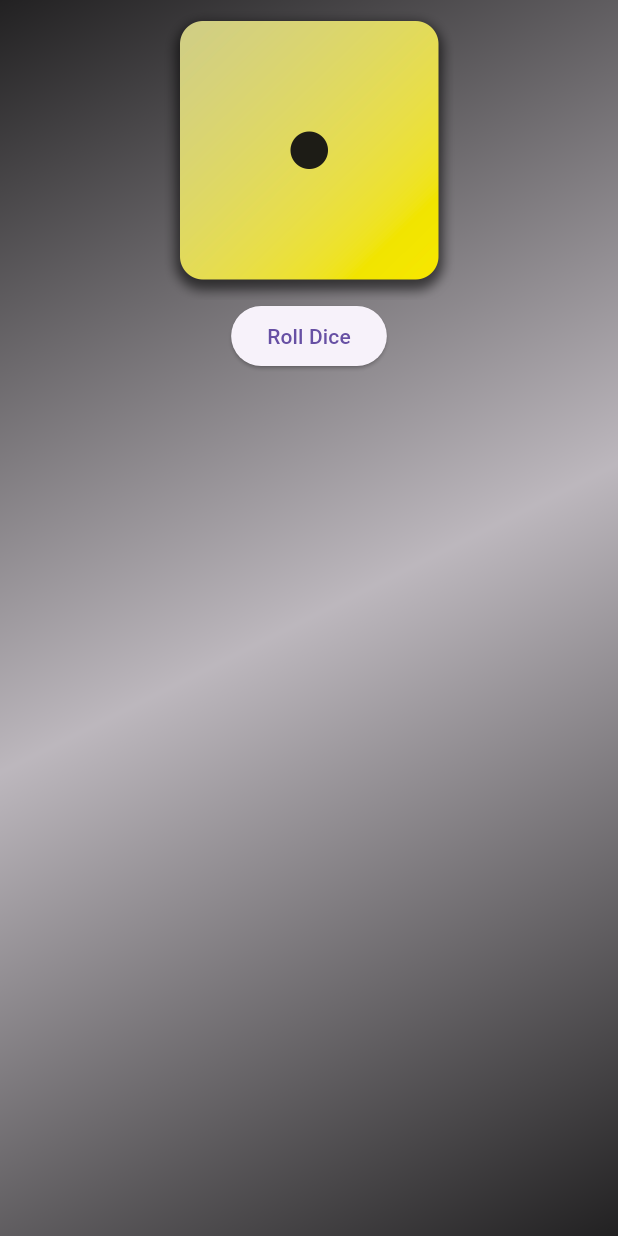
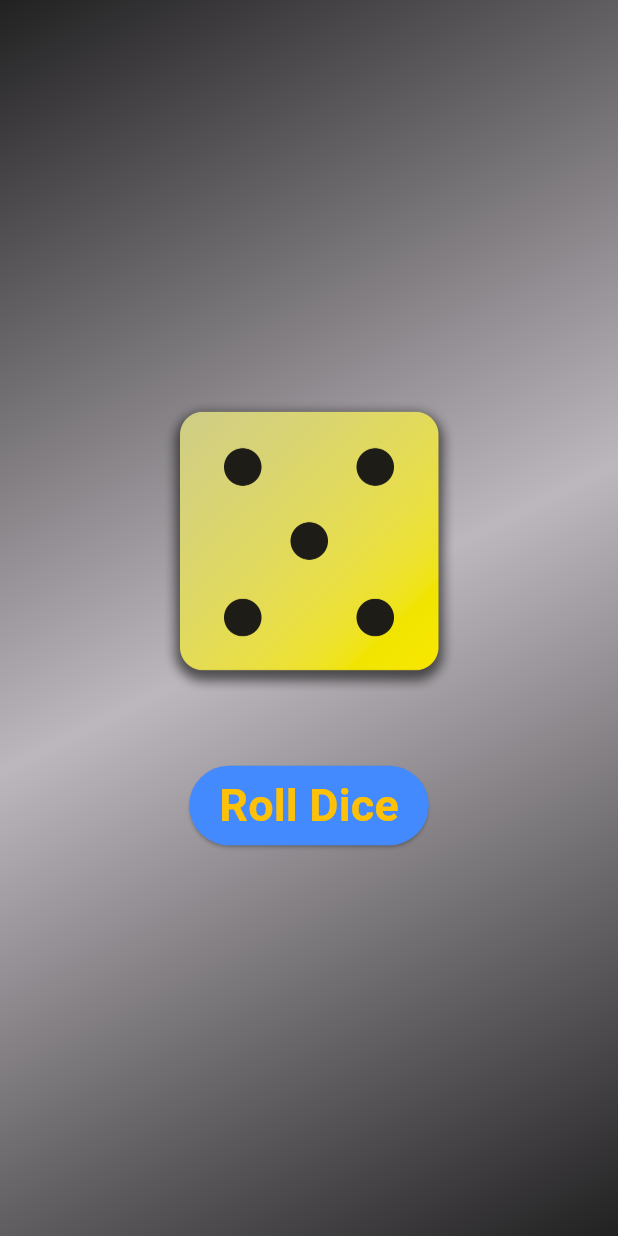
Before and after one commit to cordovalegacy/flutter_dice, a Flutter app: the screen it shows after launch, after a tap on "Roll Dice", on a phone screen of 412 x 824 dp. Run offline on Flutter 3.47's test engine with Material 3 defaults, Android fonts, the phone set to English and light mode, and no system bars.

Commit message:
done with first app

```diff
--- /dev/null
+++ b/lib/dice.dart
@@ -0,0 +1,54 @@
+import 'dart:math';
+
+import 'package:flutter/material.dart';
+import 'package:flutter_dice/header.dart';
+
+// Stateful widgets will always have two classes
+
+class Dice extends StatefulWidget {
+  const Dice({super.key});
+
+  @override
+  State<Dice> createState() {
+    return _DiceState();
+  }
+}
+
+class _DiceState extends State<Dice> {
+  final randomizer =
+      Random(); // placing Random construction here uses less memory
+  var activeDiceImage = 'assets/images/dice-2.png';
+
+  void handleRollDice() {
+    var newDiceValue = randomizer.nextInt(6) + 1; // 0 <> 5
+    setState(() {
+      activeDiceImage = 'assets/images/dice-$newDiceValue.png';
+    });
+  }
+
+  @override
+  Widget build(context) {
+    return Column(
+      mainAxisSize: MainAxisSize.min,
+      children: [
+        Image.asset(
+          activeDiceImage,
+          width: 200,
+        ),
+        Container(
+          margin: const EdgeInsets.only(top: 50),
+          child: ElevatedButton(
+            onPressed: handleRollDice,
+            style: ElevatedButton.styleFrom(
+              backgroundColor: Colors.blueAccent,
+              padding:
+                  const EdgeInsets.only(left: 20, right: 20, top: 5, bottom: 5),
+              foregroundColor: Colors.amber,
+            ),
+            child: const Header('Roll Dice'),
+          ),
+        ),
+      ],
+    );
+  }
+}
--- a/lib/gradient_container.dart
+++ b/lib/gradient_container.dart
@@ -1,4 +1,5 @@
 import 'package:flutter/material.dart';
+import 'package:flutter_dice/dice.dart';
 
 class GradientAlignment {
   const GradientAlignment({required this.begin, required this.end});
@@ -14,10 +15,6 @@ class GradientContainer extends StatelessWidget {
   final List<Color> gradientColors;
   final GradientAlignment gradientAlignment;
 
-  rollDiceHandler(){
-
-  }
-
   @override
   // If Flutter detects a custom widget in the widget tree, it will look for and invoke the build method
   Widget build(context) {
@@ -29,16 +26,9 @@ class GradientContainer extends StatelessWidget {
           end: gradientAlignment.end,
         ),
       ),
-      child: Center(
-          child: Column(
-        children: [
-          Image.asset(
-            'assets/images/dice-1.png',
-            width: 200,
-          ),
-          ElevatedButton(onPressed: (){}, child: const Text('Roll Dice'))
-        ],
-      )),
+      child: const Center(
+        child: Dice(),
+      ),
     );
   }
 }
--- a/lib/header.dart
+++ b/lib/header.dart
@@ -10,8 +10,8 @@ class Header extends StatelessWidget {
     return Text(
       heading,
       style: const TextStyle(
-        color: Colors.blueAccent,
-        fontSize: 50,
+        color: Colors.amber,
+        fontSize: 30,
         fontWeight: FontWeight.w600,
       ),
     );
--- a/lib/main.dart
+++ b/lib/main.dart
@@ -13,7 +13,7 @@ void main() {
 
   runApp(
     // const allows Dart to store variable in memory (cache)
-    const MaterialApp(
+    MaterialApp(
       home: Scaffold(
         body: GradientContainer(
           gradientColors,
```
